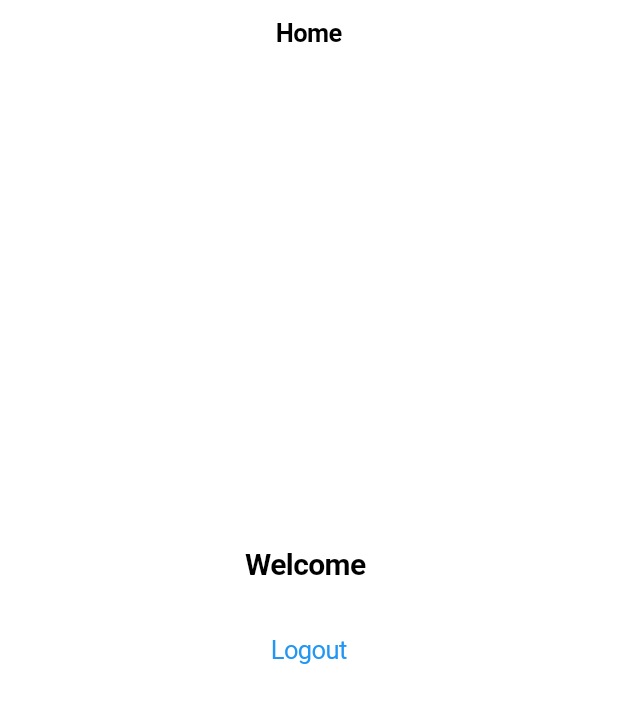
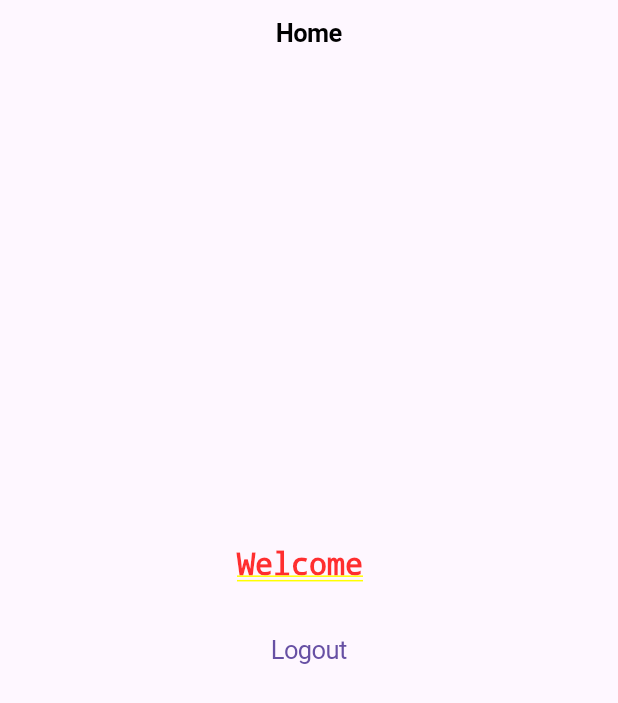
Before and after one commit to sinnoorc/flutter-social-login, a Flutter app: the screen it shows once a user with an empty profile is signed in, on a phone screen of 412 x 824 dp. Shown: the top 703 px of the screen. Run offline on Flutter 3.47's test engine with Material 2 defaults, Android fonts, the phone set to English and light mode, and no system bars; our stand-ins replace firebase_auth, firebase_core, flutter_signin_button, google_sign_in; accounts and stored records are empty.

Commit message:
NEW MODULE

```diff
--- a/lib/main.dart
+++ b/lib/main.dart
@@ -1,5 +1,4 @@
 import 'package:firebase_core/firebase_core.dart';
-import 'package:flutter/cupertino.dart';
 import 'package:flutter/material.dart';
 import 'package:google_login/firebase_options.dart';
 
@@ -18,13 +17,14 @@ class MyApp extends StatelessWidget {
 
   @override
   Widget build(BuildContext context) {
-    return CupertinoApp(
-      title: 'Flutter Demo',
-      theme: const CupertinoThemeData(
-        primaryColor: Colors.blue,
-        brightness: Brightness.light,
+    return MaterialApp(
+      title: 'Flutter Social Login',
+      theme: ThemeData(
+        primarySwatch: Colors.blue,
+        useMaterial3: true,
       ),
       home: AuthService().handleAuthState(),
+      debugShowCheckedModeBanner: false,
     );
   }
 }
--- a/pubspec.yaml
+++ b/pubspec.yaml
@@ -16,6 +16,7 @@ dependencies:
   firebase_core: ^2.5.0
   firebase_auth: ^4.2.6
   google_sign_in: ^5.4.4
+  flutter_signin_button: ^2.0.0
 
 dev_dependencies:
   flutter_test:
```
Also changed, not shown: lib/auth_service.dart (+23 -0 lines), lib/login_screen.dart (+43 -11 lines), login.png (added), pubspec.lock, 5 other files.
